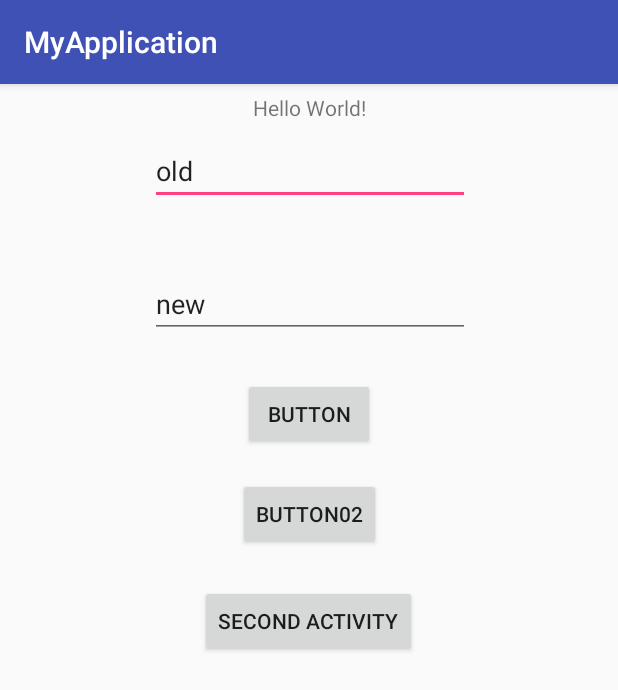
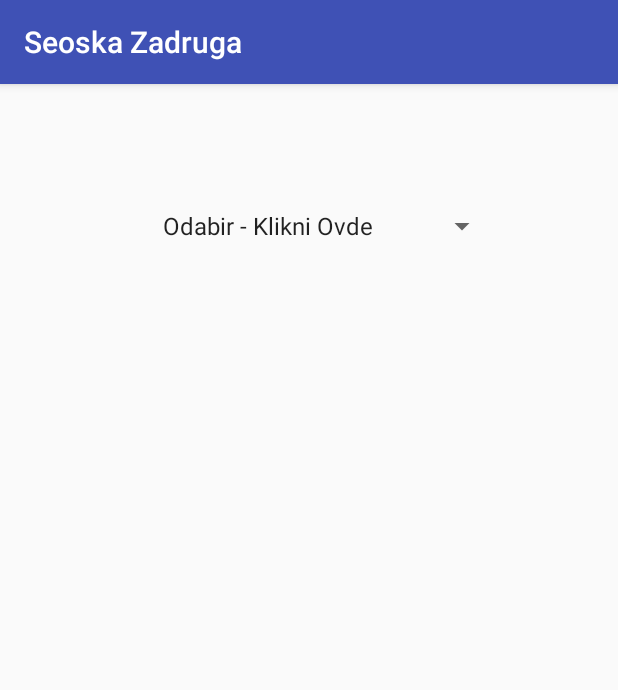
Before and after one commit to acakojic/myapp-android-kotlin, an Android app: the screen it shows after launch (MainActivity), on a phone screen of 412 x 824 dp. Shown: the top 690 px of the screen. Run offline under Robolectric (Android 15) with nearby library versions, the phone set to English and light mode, and no system bars.

Commit message:
Got new clean MainActivity. Added Spinner(layout) that when you click shows ListView(layout) with elements.

```diff
--- a/app/src/main/AndroidManifest.xml
+++ b/app/src/main/AndroidManifest.xml
@@ -5,7 +5,7 @@
     <application
         android:allowBackup="true"
         android:icon="@mipmap/ic_launcher"
-        android:label="@string/app_name"
+        android:label="Seoska Zadruga"
         android:roundIcon="@mipmap/ic_launcher_round"
         android:supportsRtl="true"
         android:theme="@style/AppTheme">
@@ -16,13 +16,11 @@
                 <category android:name="android.intent.category.LAUNCHER" />
             </intent-filter>
         </activity>
-        <activity
-            android:name=".SecondActivity"
-            android:label="@string/title_activity_second"
-            android:theme="@style/AppTheme.NoActionBar" />
+        <activity android:name=".SecondActivity" />
+        <activity android:name=".EditActivity" />
         <activity android:name=".ItemActivity" />
         <activity android:name=".DescribeItemActivity" />
-        <activity android:name=".CommentsItemActivity"></activity>
+        <activity android:name=".CommentsItemActivity" />
     </application>
 
 </manifest>
--- a/app/src/main/java/com/example/koja/myapplication/ItemActivity.kt
+++ b/app/src/main/java/com/example/koja/myapplication/ItemActivity.kt
@@ -5,7 +5,7 @@ import android.support.v7.app.AppCompatActivity
 import android.os.Bundle
 import android.widget.Button
 import android.widget.TextView
-import kotlinx.android.synthetic.main.activity_main.*
+import kotlinx.android.synthetic.main.activity_edit.*
 
 class ItemActivity : AppCompatActivity() {
 
--- a/app/src/main/java/com/example/koja/myapplication/MainActivity.kt
+++ b/app/src/main/java/com/example/koja/myapplication/MainActivity.kt
@@ -5,62 +5,50 @@ import android.support.v7.app.AppCompatActivity
 import android.os.Bundle
 import android.view.View
 import android.widget.*
-import kotlinx.android.synthetic.main.activity_main.*
 
-class MainActivity : AppCompatActivity(){
 
-    lateinit var idTextView: TextView
-    lateinit var idEditText: EditText
-    lateinit var idEditText02: EditText
-    lateinit var idButton: Button
-    lateinit var idButton02: Button
-    lateinit var idButton03: Button
-    lateinit var idListView: ListView
-    lateinit var messagesDBHelper: MessagesDBHelper
+class MainActivity : AppCompatActivity() {
 
     override fun onCreate(savedInstanceState: Bundle?) {
         super.onCreate(savedInstanceState)
         setContentView(R.layout.activity_main)
 
-        idTextView = findViewById(R.id.idTextView)
-        idEditText = findViewById(R.id.idEditText)
-        idEditText02 = findViewById(R.id.idEditText02)
-        idButton = findViewById(R.id.idButton)
-        idButton02 = findViewById(R.id.idButton02)
-        idListView = findViewById(R.id.idListView)
-        idButton03 = findViewById(R.id.idButton03)
-        val handler: MessagesDBHelper
-        handler = MessagesDBHelper(this@MainActivity)
+        val elements = arrayOf("Odabir - Klikni Ovde", "Prodaja - 23", "Kupovina - 56")
+        val buying = arrayOf("Malina", "Kupina", "Tresnja", "Visnja", "Jabuka", "Sljiva", "Kajsija")
+        val selling = arrayOf("Magarac", "Konj", "Krava", "Ovca", "Kokoska")
 
-        idButton.setOnClickListener {
-            val text = idEditText.text.toString()
+        val idSpinner: Spinner = findViewById(R.id.idSpinner)
+        val idListView: ListView = findViewById(R.id.idListView)
+        val idTextView: TextView = findViewById(R.id.idTextView)
 
-            handler.insertMessages(text) //inserted into database
-            Toast.makeText(this@MainActivity, "Inserted Successfully", Toast.LENGTH_SHORT).show()
+        //spinner
+        val adapter = ArrayAdapter(this, android.R.layout.simple_spinner_item, elements)
+        idSpinner.adapter = adapter
+
+        //listview
+        val adapter02 = ArrayAdapter(this, android.R.layout.simple_list_item_1, elements)
+        adapter02.setDropDownViewResource(android.R.layout.simple_list_item_1)
+        idListView.adapter = adapter02
+
+        idSpinner.onItemSelectedListener = object : AdapterView.OnItemSelectedListener{
+            override fun onNothingSelected(parent: AdapterView<*>?) {
+                idTextView.text = "onNothingSelected"
+            }
+
+            override fun onItemSelected(parent: AdapterView<*>?, view: View?, position: Int, id: Long) {
+                if (position == 1) {
+                    idListView.setVisibility(View.VISIBLE)
+
+                    idListView.adapter = ArrayAdapter(this@MainActivity, android.R.layout.simple_list_item_1, selling)
+                    idTextView.text = elements[position]
+                }
+                else{
+                    idListView.adapter = ArrayAdapter(this@MainActivity, android.R.layout.simple_list_item_1, buying)
+                    idTextView.text = elements[position]
+                }
+            }
         }
 
-        idButton02.setOnClickListener{
-            val text = idEditText.text.toString()
-            val text02 = idEditText02.text.toString()
-
-            handler.updateMessages(text, text02)
-            print("PRINT messages!!!")
-        }
-
-        //process to new ItemActivity
-        idButton03.setOnClickListener{
-            val text = idEditText.text.toString()
-            val intent = Intent(this, SecondActivity::class.java)
-            intent.putExtra("textName", text)
-            startActivity(intent)
-        }
-
-        //idButton02.setOnClickListener{}
-        val list: ArrayList<String> = handler.selectMessages()
-        val adp: ArrayAdapter<String>
-
-        adp = ArrayAdapter(this@MainActivity, android.R.layout.simple_list_item_1, list)
-        idListView.adapter = adp
 
     }
 }
--- a/app/src/main/java/com/example/koja/myapplication/SecondActivity.kt
+++ b/app/src/main/java/com/example/koja/myapplication/SecondActivity.kt
@@ -2,16 +2,12 @@ package com.example.koja.myapplication
 
 import android.content.Intent
 import android.os.Bundle
-import android.support.design.widget.Snackbar
 import android.support.v7.app.AppCompatActivity
 import android.widget.ArrayAdapter
 import android.widget.Button
 import android.widget.ListView
 import android.widget.TextView
-import com.example.koja.myapplication.R.id.idButton
 import com.example.koja.myapplication.R.id.idListView
-
-import kotlinx.android.synthetic.main.activity_second.*
 
 class SecondActivity : AppCompatActivity() {
 
@@ -24,13 +20,13 @@ class SecondActivity : AppCompatActivity() {
         val idTextView: TextView = findViewById(R.id.idTextView)
         val idButton: Button = findViewById(R.id.idButton)
 
-        //get textString from MainActivity
+        //get textString from EditActivity
         val intentText = getIntent()
         val textName = intentText.getStringExtra("textName")
         idTextView.text = textName
 
         idButton.setOnClickListener{
-            val intent = Intent(this, MainActivity::class.java)
+            val intent = Intent(this, EditActivity::class.java)
             startActivity(intent)
         }
 
--- a/app/src/main/res/layout/activity_main.xml
+++ b/app/src/main/res/layout/activity_main.xml
@@ -10,80 +10,31 @@
         android:id="@+id/idTextView"
         android:layout_width="wrap_content"
         android:layout_height="wrap_content"
-        android:text="Hello World!"
+        android:text="Seoska Zadruga"
+        android:visibility="invisible"
         app:layout_constraintBottom_toBottomOf="parent"
         app:layout_constraintLeft_toLeftOf="parent"
         app:layout_constraintRight_toRightOf="parent"
         app:layout_constraintTop_toTopOf="parent"
         app:layout_constraintVertical_bias="0.008" />
 
-    <EditText
-        android:id="@+id/idEditText"
-        android:layout_width="wrap_content"
-        android:layout_height="wrap_content"
-        android:ems="10"
-        android:inputType="textPersonName"
-        android:text="old"
-        app:layout_constraintBottom_toBottomOf="parent"
-        app:layout_constraintHorizontal_bias="0.502"
-        app:layout_constraintLeft_toLeftOf="parent"
-        app:layout_constraintRight_toRightOf="parent"
-        app:layout_constraintTop_toTopOf="parent"
-        app:layout_constraintVertical_bias="0.049" />
-
-    <EditText
-        android:id="@+id/idEditText02"
-        android:layout_width="wrap_content"
-        android:layout_height="wrap_content"
-        android:ems="10"
-        android:inputType="textPersonName"
-        android:text="new"
-        app:layout_constraintBottom_toBottomOf="parent"
-        app:layout_constraintHorizontal_bias="0.502"
-        app:layout_constraintLeft_toLeftOf="parent"
-        app:layout_constraintRight_toRightOf="parent"
-        app:layout_constraintTop_toTopOf="parent"
-        app:layout_constraintVertical_bias="0.172" />
-
-    <Button
-        android:id="@+id/idButton"
-        android:layout_width="wrap_content"
-        android:layout_height="wrap_content"
-        android:text="Button"
+    <Spinner
+        android:id="@+id/idSpinner"
+        android:layout_width="260dp"
+        android:layout_height="40dp"
+        android:layout_marginLeft="72dp"
+        android:gravity="center"
+        android:textAlignment="center"
         app:layout_constraintBottom_toBottomOf="parent"
         app:layout_constraintLeft_toLeftOf="parent"
-        app:layout_constraintRight_toRightOf="parent"
         app:layout_constraintTop_toTopOf="parent"
-        app:layout_constraintVertical_bias="0.272" />
-
-    <Button
-        android:id="@+id/idButton02"
-        android:layout_width="wrap_content"
-        android:layout_height="wrap_content"
-        android:text="Button02"
-        app:layout_constraintBottom_toBottomOf="parent"
-        app:layout_constraintHorizontal_bias="0.501"
-        app:layout_constraintLeft_toLeftOf="parent"
-        app:layout_constraintRight_toRightOf="parent"
-        app:layout_constraintTop_toTopOf="parent"
-        app:layout_constraintVertical_bias="0.365" />
-
-    <Button
-        android:id="@+id/idButton03"
-        android:layout_width="wrap_content"
-        android:layout_height="wrap_content"
-        android:text="Second Activity"
-        app:layout_constraintBottom_toBottomOf="parent"
-        app:layout_constraintHorizontal_bias="0.498"
-        app:layout_constraintLeft_toLeftOf="parent"
-        app:layout_constraintRight_toRightOf="parent"
-        app:layout_constraintTop_toTopOf="parent"
-        app:layout_constraintVertical_bias="0.464" />
+        app:layout_constraintVertical_bias="0.103" />
 
     <ListView
         android:id="@+id/idListView"
-        android:layout_width="368dp"
-        android:layout_height="264dp"
+        android:visibility="invisible"
+        android:layout_width="312dp"
+        android:layout_height="309dp"
         app:layout_constraintBottom_toBottomOf="parent"
         app:layout_constraintLeft_toLeftOf="parent"
         app:layout_constraintRight_toRightOf="parent"
```
Also changed, not shown: app/src/main/java/com/example/koja/myapplication/CommentsItemActivity.kt (line endings or trailing spaces).
